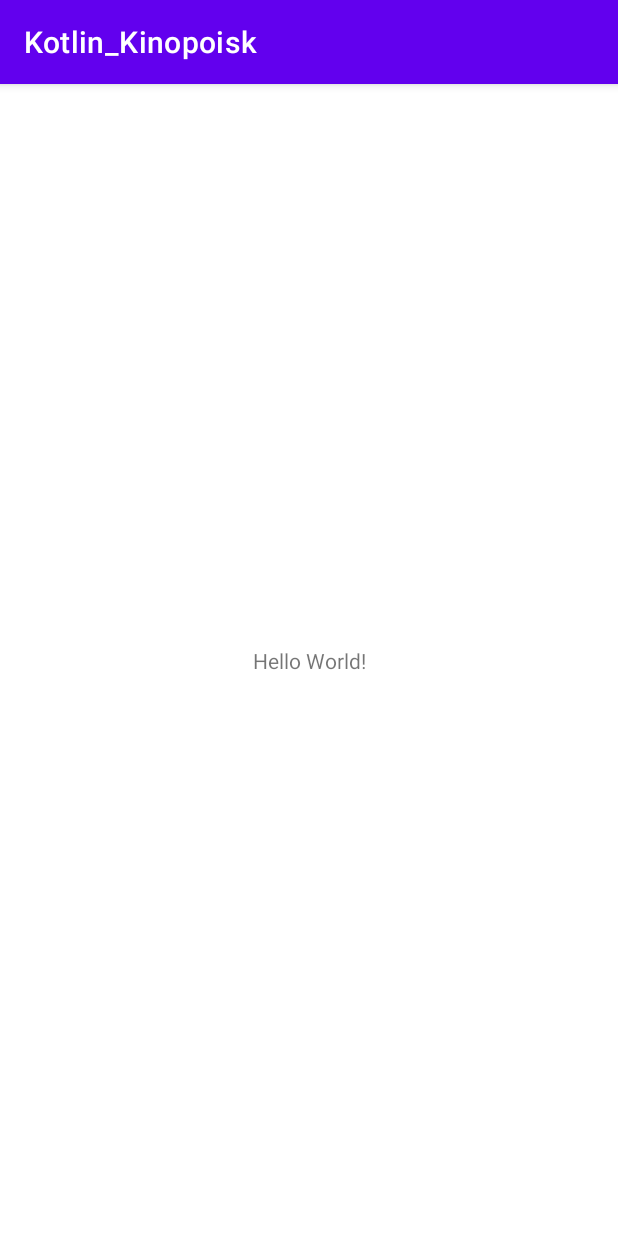
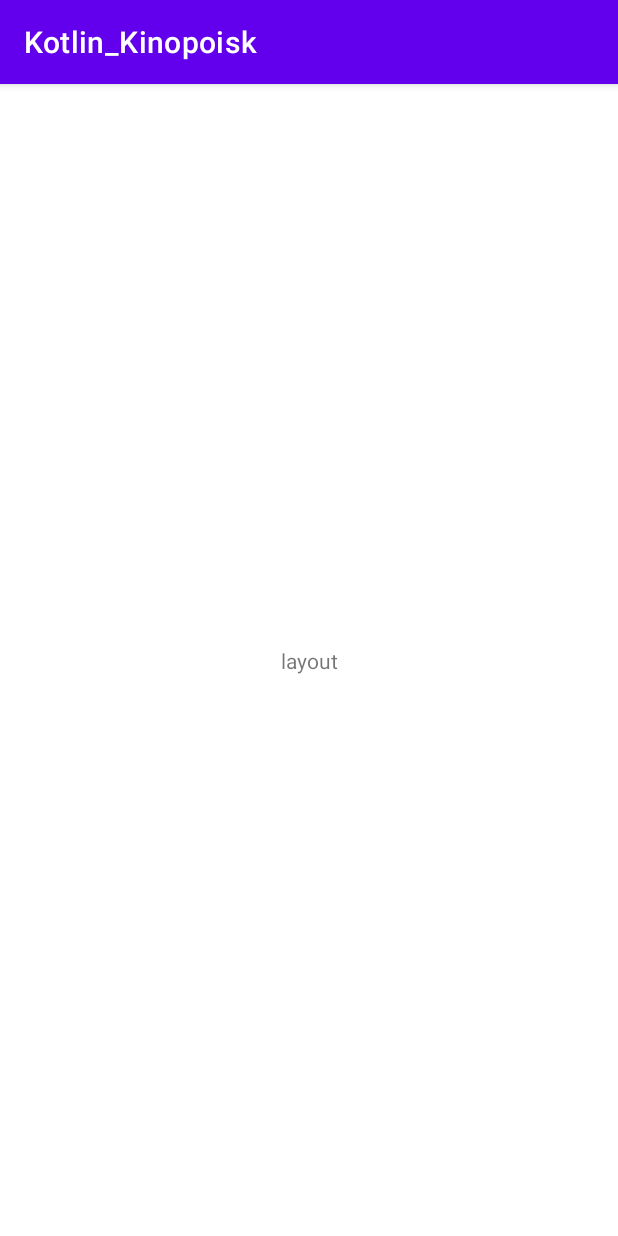
Before and after one commit to Open-Joint-projects/Test-0, an Android app: the screen it shows after launch (MainActivity), on a phone screen of 412 x 824 dp. Run offline under Robolectric (Android 15) with nearby library versions, the phone set to English and light mode, and no system bars.

Commit message:
new commit2

```diff
--- a/Kotlin_Kinopoisk/app/src/main/java/com/example/kotlin_kinopoisk/MainActivity.kt
+++ b/Kotlin_Kinopoisk/app/src/main/java/com/example/kotlin_kinopoisk/MainActivity.kt
@@ -2,11 +2,14 @@ package com.example.kotlin_kinopoisk
 
 import androidx.appcompat.app.AppCompatActivity
 import android.os.Bundle
+import android.widget.TextView
 
 class MainActivity : AppCompatActivity() {
     override fun onCreate(savedInstanceState: Bundle?) {
         super.onCreate(savedInstanceState)
         setContentView(R.layout.activity_main)
+        val text = findViewById<TextView>(R.id.textview)
+        text.setText("layout")
 
     }
 }
--- a/Kotlin_Kinopoisk/app/src/main/res/layout/activity_main.xml
+++ b/Kotlin_Kinopoisk/app/src/main/res/layout/activity_main.xml
@@ -7,6 +7,7 @@
     tools:context=".MainActivity">
 
     <TextView
+        android:id="@+id/textview"
         android:layout_width="wrap_content"
         android:layout_height="wrap_content"
         android:text="Hello World!"
```
